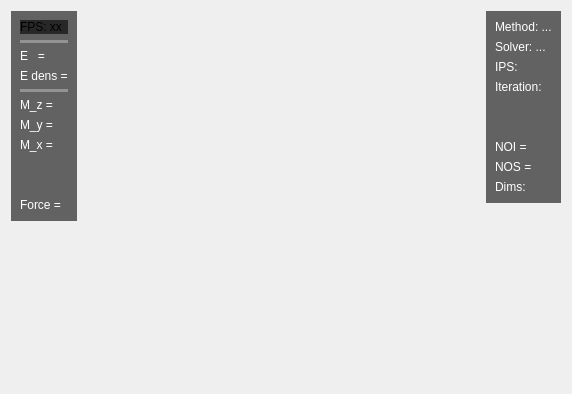
This is ui-cpp/ui/InfoWidget.ui in spirit-code/spirit as Qt 5 draws it before an edit. The edited form follows.
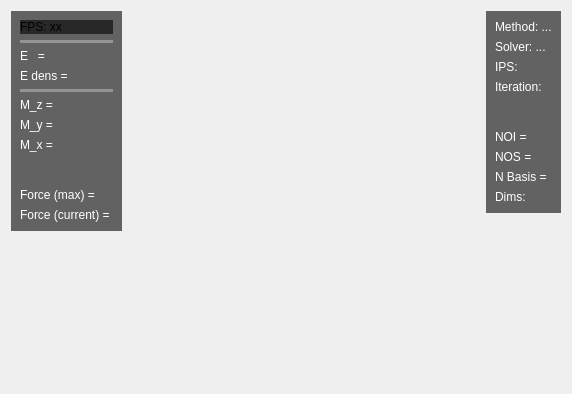
This is the edited form.

Commit message: UI-QT: added more info to InfoWidget. - maximum force - IPS and Iterations - Solver and Method Also, the MainWindow's StatusBar is now hidden and shown inversely to the InfoWidget.

```diff
--- a/ui-cpp/ui/InfoWidget.ui
+++ b/ui-cpp/ui/InfoWidget.ui
@@ -97,7 +97,7 @@
 font-family: &quot;Courier&quot;</string>
           </property>
           <property name="text">
-           <string>Force =</string>
+           <string>Force (max) =</string>
           </property>
          </widget>
         </item>
@@ -118,10 +118,13 @@
           <property name="orientation">
            <enum>Qt::Vertical</enum>
           </property>
+          <property name="sizeType">
+           <enum>QSizePolicy::Minimum</enum>
+          </property>
           <property name="sizeHint" stdset="0">
            <size>
             <width>20</width>
-            <height>40</height>
+            <height>30</height>
            </size>
           </property>
          </spacer>
@@ -173,6 +176,18 @@
           </property>
          </widget>
         </item>
+        <item row="11" column="0">
+         <widget class="QLabel" name="m_Label_Force_Current">
+          <property name="styleSheet">
+           <string notr="true">color:white;
+background: transparent;
+font-family: &quot;Courier&quot;</string>
+          </property>
+          <property name="text">
+           <string>Force (current) = </string>
+          </property>
+         </widget>
+        </item>
        </layout>
       </widget>
      </item>
@@ -235,7 +250,7 @@
           </property>
          </widget>
         </item>
-        <item row="7" column="0">
+        <item row="8" column="0">
          <widget class="QLabel" name="m_Label_Dims">
           <property name="styleSheet">
            <string notr="true">color:white;
@@ -271,19 +286,6 @@
           </property>
          </widget>
         </item>
-        <item row="4" column="0">
-         <spacer name="verticalSpacer">
-          <property name="orientation">
-           <enum>Qt::Vertical</enum>
-          </property>
-          <property name="sizeHint" stdset="0">
-           <size>
-            <width>20</width>
-            <height>40</height>
-           </size>
-          </property>
-         </spacer>
-        </item>
         <item row="5" column="0">
          <widget class="QLabel" name="m_Label_NOI">
           <property name="styleSheet">
@@ -296,6 +298,34 @@
           </property>
          </widget>
         </item>
+        <item row="4" column="0">
+         <spacer name="verticalSpacer">
+          <property name="orientation">
+           <enum>Qt::Vertical</enum>
+          </property>
+          <property name="sizeType">
+           <enum>QSizePolicy::Minimum</enum>
+          </property>
+          <property name="sizeHint" stdset="0">
+           <size>
+            <width>20</width>
+            <height>30</height>
+           </size>
+          </property>
+         </spacer>
+        </item>
+        <item row="7" column="0">
+         <widget class="QLabel" name="m_Label_NBasis">
+          <property name="styleSheet">
+           <string notr="true">color:white;
+background: transparent;
+font-family: &quot;Courier&quot;</string>
+          </property>
+          <property name="text">
+           <string>N Basis =</string>
+          </property>
+         </widget>
+        </item>
        </layout>
       </widget>
      </item>
```
Left out of the diff: 10 changed lines with no effect on the pictures. The commit also changes 3 other files.
